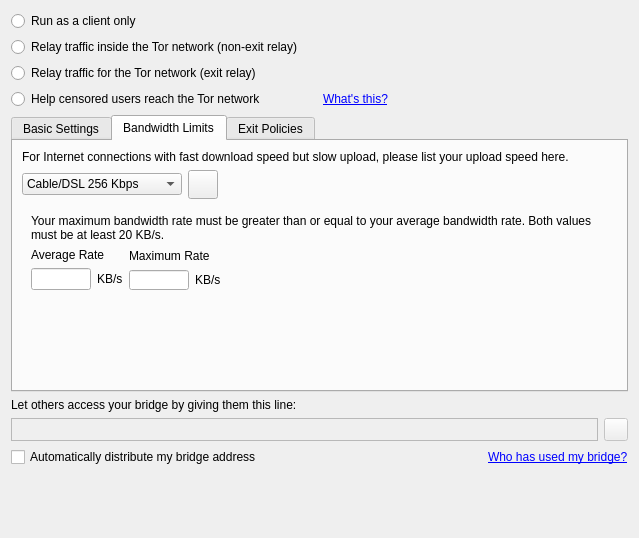
a-ilin/vidalia, file src/vidalia/config/ServerPage.ui: the form before one commit.
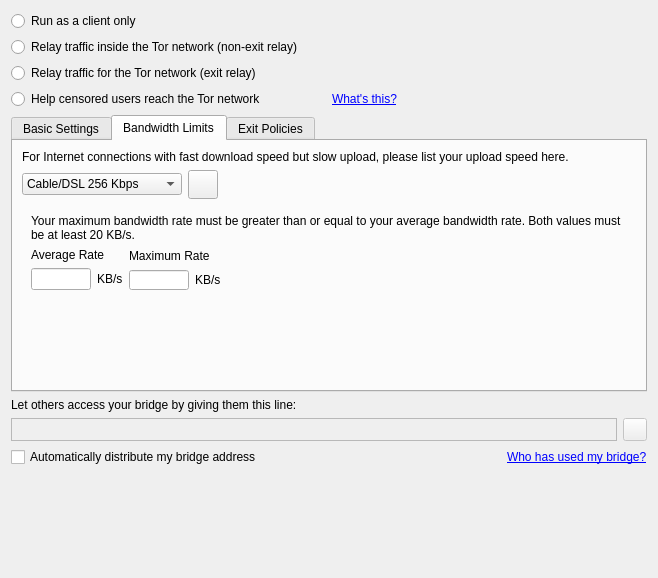
The form after the commit. The open tabs and pages were chosen to show the change. Icons and pictures are not drawn.

Commit message: Fix squeezing problem in ServerPage layout

Diff of the .ui file:
```diff
--- a/src/vidalia/config/ServerPage.ui
+++ b/src/vidalia/config/ServerPage.ui
@@ -6,8 +6,8 @@
    <rect>
     <x>0</x>
     <y>0</y>
-    <width>639</width>
-    <height>538</height>
+    <width>658</width>
+    <height>578</height>
    </rect>
   </property>
   <property name="contextMenuPolicy">
@@ -507,6 +507,12 @@
           </item>
           <item>
            <widget class="QFrame" name="frmCustomRate">
+            <property name="sizePolicy">
+             <sizepolicy hsizetype="Minimum" vsizetype="Minimum">
+              <horstretch>0</horstretch>
+              <verstretch>0</verstretch>
+             </sizepolicy>
+            </property>
             <property name="contextMenuPolicy">
              <enum>Qt::NoContextMenu</enum>
             </property>
```
Left out of the diff: 22 changed lines with no effect on the pictures.
